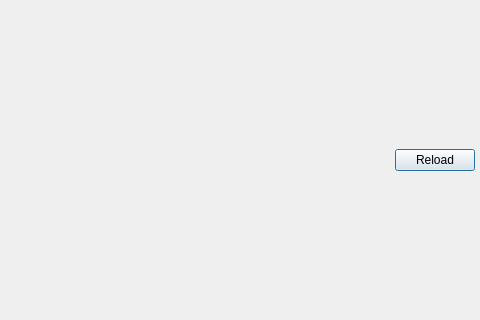
HenriWahl/Nagstamon, file Nagstamon/resources/qui/dialog_weblogin.ui: the form before one commit; both pictures show x 220 to 700 and y 90 to 410 of the 700 by 500 pixel window.
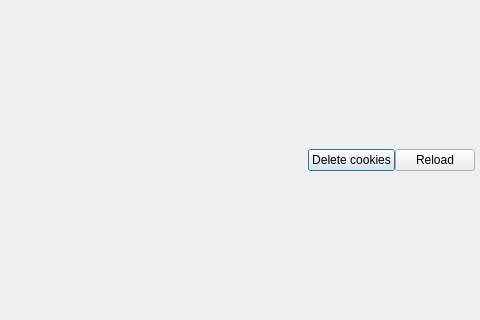
The form after the commit.

Commit message: add cookie deletion buttons (still raw)

```diff
--- a/Nagstamon/resources/qui/dialog_weblogin.ui
+++ b/Nagstamon/resources/qui/dialog_weblogin.ui
@@ -92,6 +92,13 @@
          </property>
         </spacer>
        </item>
+       <item>
+        <widget class="QPushButton" name="button_delete_web_cookies">
+         <property name="text">
+          <string>Delete cookies</string>
+         </property>
+        </widget>
+       </item>
        <item>
         <widget class="QPushButton" name="button_reload">
          <property name="text">
```
The commit also changes 8 other files.
